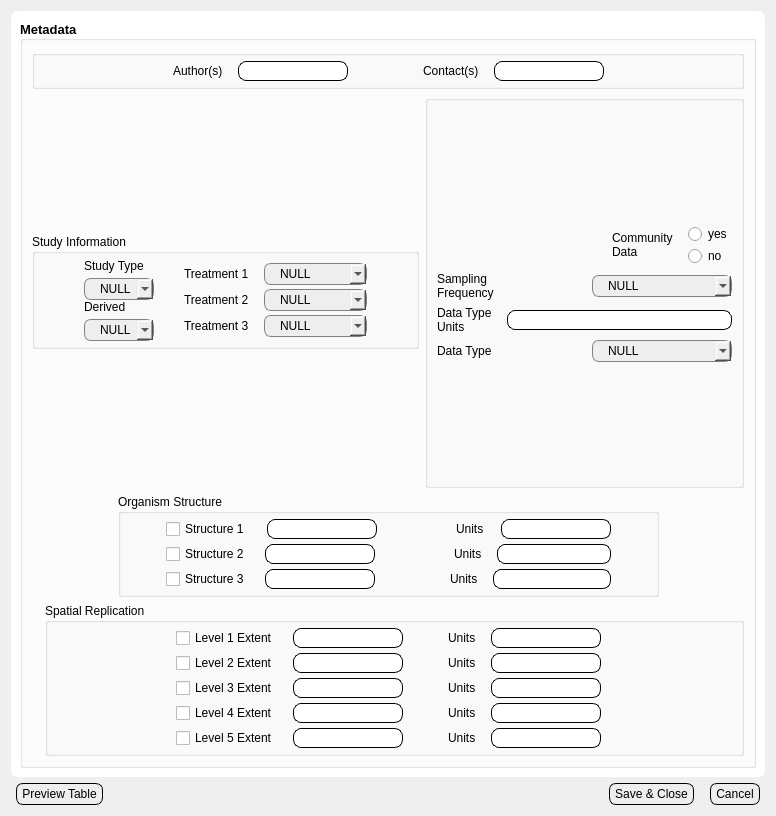
Above: Views/ui_dialog_main.ui from bibsian/database-development before the change. Below: the same form after it.
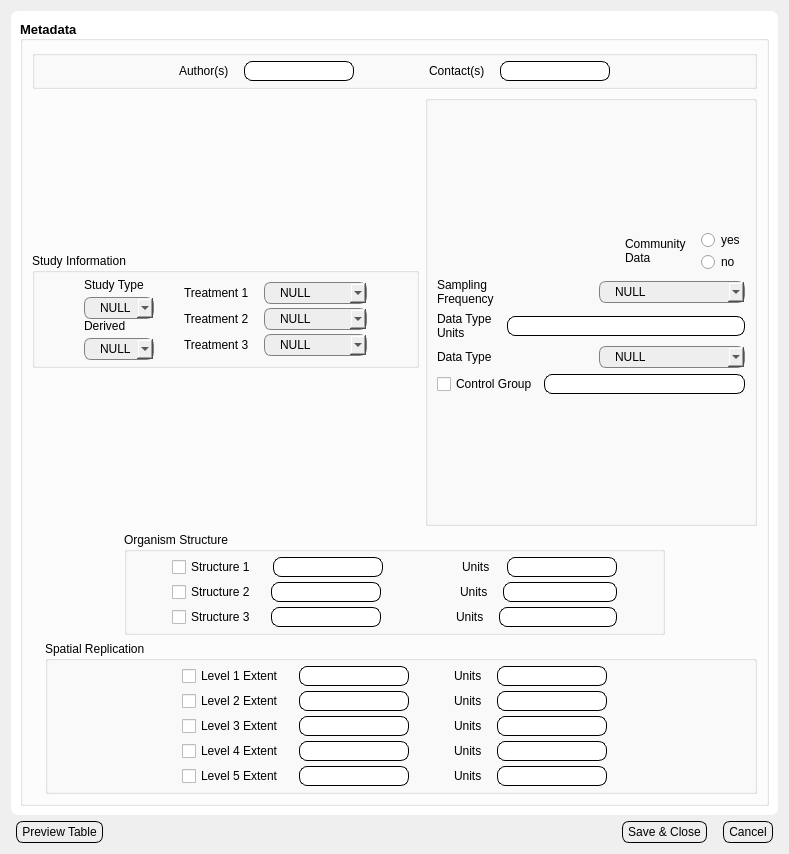
That is the form after the change.

Commit message: Updated views for the project table to have a place to record the record for the control factor level in an experimental dataset (accidently added changes to observation table view and deleted).

The edit to the form file:
```diff
--- a/Views/ui_dialog_main.ui
+++ b/Views/ui_dialog_main.ui
@@ -6,8 +6,8 @@
    <rect>
     <x>0</x>
     <y>0</y>
-    <width>776</width>
-    <height>816</height>
+    <width>789</width>
+    <height>854</height>
    </rect>
   </property>
   <property name="windowTitle">
@@ -725,6 +725,20 @@
                       </item>
                      </layout>
                     </item>
+                    <item row="4" column="0">
+                     <layout class="QHBoxLayout" name="horizontalLayout_49">
+                      <item>
+                       <widget class="QCheckBox" name="ckControlgroup">
+                        <property name="text">
+                         <string>Control Group</string>
+                        </property>
+                       </widget>
+                      </item>
+                      <item>
+                       <widget class="QLineEdit" name="lnedControlgroup"/>
+                      </item>
+                     </layout>
+                    </item>
                    </layout>
                   </item>
                  </layout>
```
The commit also changes 3 other files.
